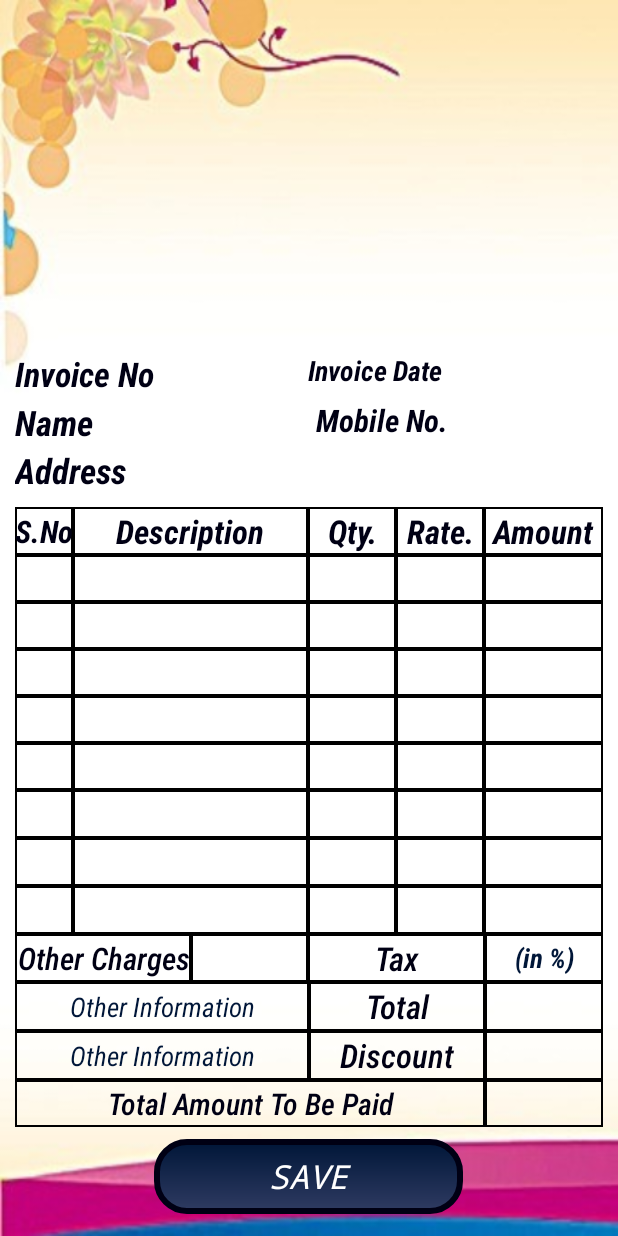
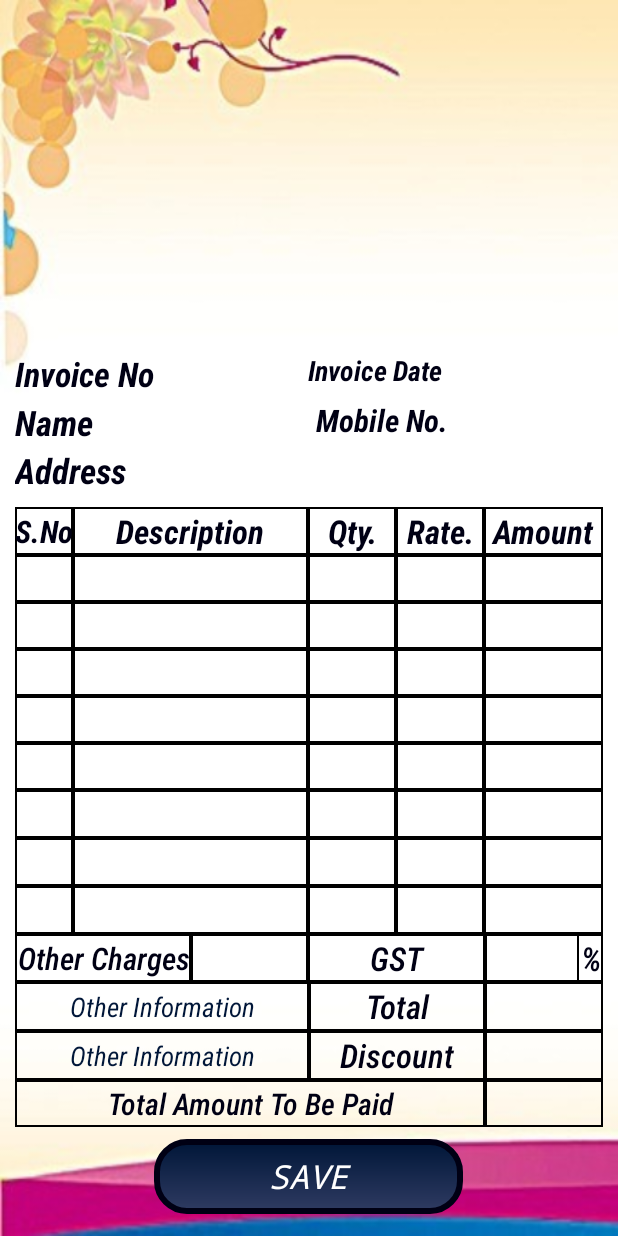
Before and after one commit to SatyamSoni23/E-receipt, an Android app: the layout activity_transaction_detail.xml on its own in the app's theme, with its tools: preview values and no code run, on a phone screen of 412 x 824 dp. Run offline under Robolectric (Android 15) with nearby library versions, the phone set to English and light mode, and no system bars.

Commit message:
Transaction Details

```diff
--- a/app/src/main/java/com/example/e_receipt/customerDetail.java
+++ b/app/src/main/java/com/example/e_receipt/customerDetail.java
@@ -134,7 +134,7 @@ public class customerDetail extends AppCompatActivity {
                                 Toast.makeText(customerDetail.this, "Enter email",Toast.LENGTH_LONG).show();
                                 return;
                             }
-                            if(!strCustomerEmail.matches("[a-zA-Z0-9]+@[a-z]+\\.+[a-z]+")){
+                            if(!(strCustomerEmail.matches("[a-zA-Z0-9.]+@[a-z]+\\.+[a-z]+") || strCustomerEmail.matches("[a-zA-Z0-9.]+@[a-z]+\\.+[a-z]+\\.+[a-z]+"))){
                                 Toast.makeText(customerDetail.this, "Enter valid email",Toast.LENGTH_LONG).show();
                                 return;
                             }
--- a/app/src/main/java/com/example/e_receipt/owerDetail.java
+++ b/app/src/main/java/com/example/e_receipt/owerDetail.java
@@ -82,7 +82,7 @@ public class owerDetail extends AppCompatActivity {
                     return;
                 }
 
-                if(!strOwnerEmail.matches("[a-zA-Z0-9]+@[a-z]+\\.+[a-z]+")){
+                if(!strOwnerEmail.matches("[a-zA-Z0-9.]+@[a-z]+\\.+[a-z]+")){
                     Toast.makeText(owerDetail.this, "Enter valid email",Toast.LENGTH_LONG).show();
                     return;
                 }
--- a/app/src/main/java/com/example/e_receipt/shopFirstDetail.java
+++ b/app/src/main/java/com/example/e_receipt/shopFirstDetail.java
@@ -107,7 +107,7 @@ public class shopFirstDetail extends AppCompatActivity {
                     return;
                 }
 
-                if(!strShopEmail.matches("[a-zA-Z0-9]+@[a-z]+\\.+[a-z]+")){
+                if(!strShopEmail.matches("[a-zA-Z0-9.]+@[a-z]+\\.+[a-z]+")){
                     Toast.makeText(shopFirstDetail.this, "Enter valid email",Toast.LENGTH_LONG).show();
                     nDialog.dismiss();
                     return;
--- a/app/src/main/java/com/example/e_receipt/transactionDetail.java
+++ b/app/src/main/java/com/example/e_receipt/transactionDetail.java
@@ -387,6 +387,7 @@ public class transactionDetail extends AppCompatActivity {
                     description1.requestFocus();
                     return;
                 }
+
                 /*
                 if(rate1.getText().toString().isEmpty()){ r1 = 0;}
                 else{r1 = Integer.parseInt(rate1.getText().toString());}
@@ -424,7 +425,7 @@ public class transactionDetail extends AppCompatActivity {
                 */
                 if(tax.getText().toString().isEmpty()){ tax1 = 0; }
                 else{ tax1 = Integer.parseInt(tax.getText().toString());
-                        tax.setText(String.valueOf(tax1) + " % ");}
+                        tax.setText(String.valueOf(tax1));}
 
                 if(otherCharges.getText().toString().isEmpty()){ ext1 = 0;}
                 else{ ext1 = Integer.parseInt(otherCharges.getText().toString()); }
--- a/app/src/main/java/com/example/e_receipt/updateOwnerDetails.java
+++ b/app/src/main/java/com/example/e_receipt/updateOwnerDetails.java
@@ -123,7 +123,7 @@ public class updateOwnerDetails extends AppCompatActivity {
                     return;
                 }
 
-                if(!strOwnerEmail.matches("[a-zA-Z0-9]+@[a-z]+\\.+[a-z]+")){
+                if(!strOwnerEmail.matches("[a-zA-Z0-9.]+@[a-z]+\\.+[a-z]+")){
                     Toast.makeText(updateOwnerDetails.this, "Enter valid Email",Toast.LENGTH_LONG).show();
                     nDialog.dismiss();
                     return;
--- a/app/src/main/res/layout/activity_transaction_detail.xml
+++ b/app/src/main/res/layout/activity_transaction_detail.xml
@@ -1139,7 +1139,7 @@
                     <TextView
                         android:layout_height="match_parent"
                         android:layout_width="0dp"
-                        android:text="Tax"
+                        android:text="GST"
                         android:layout_weight="3"
                         android:background="@drawable/tableborder"
                         android:autoSizeTextType="uniform"
@@ -1156,18 +1156,31 @@
                         android:id="@+id/tax"
                         android:layout_width="0dp"
                         android:layout_height="match_parent"
-                        android:layout_weight="2"
+                        android:layout_weight="1.6"
                         android:autoSizeMaxTextSize="22sp"
                         android:autoSizeMinTextSize="10sp"
                         android:autoSizeTextType="uniform"
                         android:background="@drawable/tableborder"
                         android:fontFamily="sans-serif-condensed"
-                        android:hint="(in %)"
                         android:gravity="center"
                         android:inputType="number"
                         android:textColor="@color/colorPrimaryDark"
                         android:textColorHint="@color/colorPrimary"
                         android:textStyle="italic|bold" />
+                    <TextView
+                        android:layout_height="match_parent"
+                        android:layout_width="0dp"
+                        android:text="%"
+                        android:layout_weight="0.4"
+                        android:autoSizeTextType="uniform"
+                        android:autoSizeMaxTextSize="22sp"
+                        android:autoSizeMinTextSize="10sp"
+                        android:fontFamily="sans-serif-condensed-light"
+                        android:textStyle="italic|bold"
+                        android:textColor="@color/colorPrimaryDark"
+                        android:textColorHint="@color/colorPrimary"
+                        android:gravity="center"
+                        />
                 </TableRow>
                 <TableRow
                     android:layout_width="match_parent"
```
